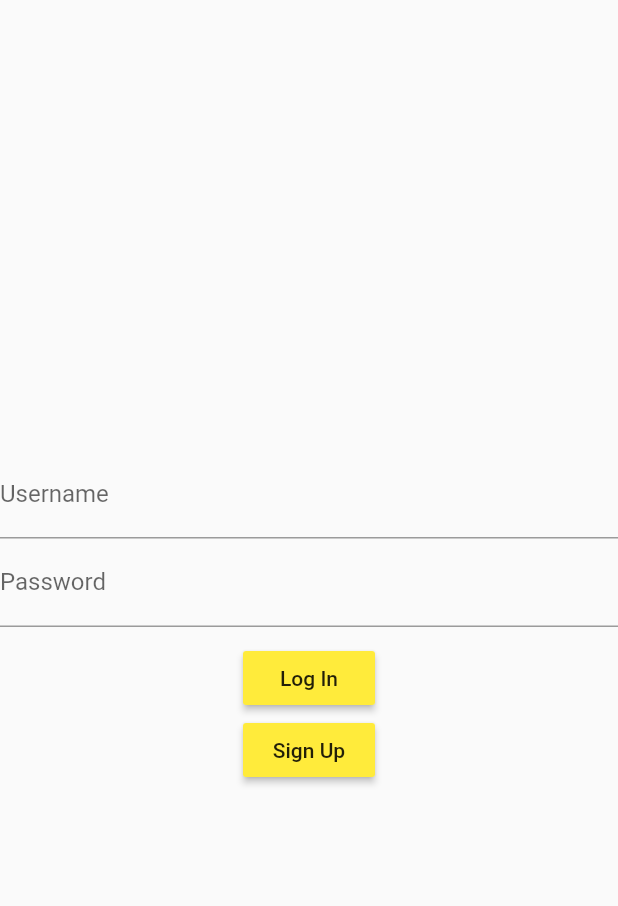
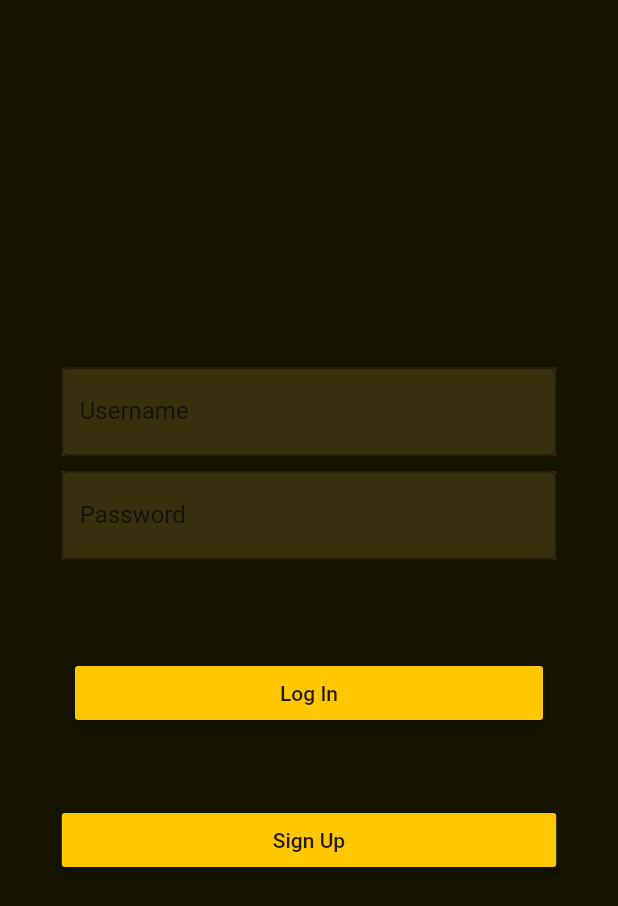
Before and after one commit to Awty-Programming-Club/Karpull, a Flutter app: the screen it shows after launch, on a phone screen of 412 x 824 dp. Shown: the top 906 px of the screen. Run offline on Flutter 3.47's test engine with Material 2 defaults, Android fonts, the phone set to English and light mode, and no system bars; our stand-ins replace fluttertoast, geolocator, shared_preferences.

Commit message:
added ui changes for login

```diff
--- a/app/lib/main.dart
+++ b/app/lib/main.dart
@@ -17,6 +17,7 @@ class MyApp extends StatelessWidget {
       return MaterialApp (
         title: 'Account',
         theme: ThemeData(
+          scaffoldBackgroundColor: Color.fromARGB(255, 21, 20, 1),
           primarySwatch: Colors.yellow,
         ),
         home: LoginScreen(),
--- a/app/lib/screens/loginscreen.dart
+++ b/app/lib/screens/loginscreen.dart
@@ -22,23 +22,46 @@ class _LoginScreenState extends State<LoginScreen> {
         body: Column(
             mainAxisAlignment: MainAxisAlignment.center,
             children: <Widget>[
-          TextField(
-              decoration: InputDecoration(labelText: 'Username'),
+          Center(
+            child: Container(
+              margin: EdgeInsets.all(5.0),
+              decoration: BoxDecoration(color: Color.fromARGB(255, 56, 47, 14)),
+              width: MediaQuery.of(context).size.width * 0.8,
+              child: TextField(
+                    textAlign: TextAlign.center,
+                  decoration: InputDecoration(labelText: 'Username', border: OutlineInputBorder(), fillColor: Color.fromARGB(255, 56, 47, 14)),
                   onChanged: (val) {
                     username = val;
                   }),
-          TextField(
+            ),
+          ),
+          Center(
+            child: Container(
+              margin: EdgeInsets.all(5.0),
+              decoration: BoxDecoration(color: Color.fromARGB(255, 56, 47, 14)),
+              width: MediaQuery.of(context).size.width * 0.8,
+              child: Center(
+                child: TextField(
+                    textAlign: TextAlign.center,
                     obscureText: true,
-              decoration: InputDecoration(labelText: 'Password'),
+                    decoration: InputDecoration(labelText: 'Password', border: OutlineInputBorder()),
                     onChanged: (val) {
                       password = val;
                     }),
+              ),
+            ),
+          ),
           SizedBox(height: 10.0),
-          RaisedButton(
+          Container(
+            margin: EdgeInsets.all(50.0),
+            width: MediaQuery.of(context).size.width * 0.8,
+            child: RaisedButton(
               child: Text('Log In'),
-            color: Colors.yellow,
+              color: Color.fromARGB(255, 255, 199, 0),
               onPressed: () {
-              AuthService().login(username, password, context).then((val) async {
+                AuthService()
+                    .login(username, password, context)
+                    .then((val) async {
                   // if (val.data['success']) {
                   //   token = val.data['token'];
                   //   final prefs = await SharedPreferences.getInstance();
@@ -55,13 +78,17 @@ class _LoginScreenState extends State<LoginScreen> {
                 });
               },
             ),
-          RaisedButton(
+          ),
+          Container(
+            width: MediaQuery.of(context).size.width * 0.8,
+            child: RaisedButton(
               child: Text('Sign Up'),
-            color: Colors.yellow,
+              color: Color.fromARGB(255, 255, 199, 0),
               onPressed: () {
                 Navigator.push(context,
                     MaterialPageRoute(builder: (context) => SignupScreen()));
               },
+            ),
           )
         ]));
   }
```
Also changed, not shown: app/lib/screens/mainscreen.dart (+11 -6 lines), 3 other files. Lines whose indentation alone changed are shown as unchanged.
